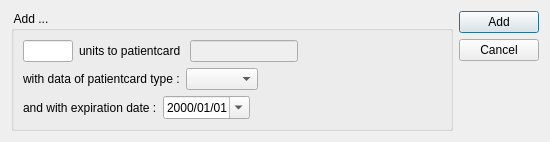
First picture: the form in client/dlgaddunits.ui, repository tbikfalvi/Belenus, before the edit.
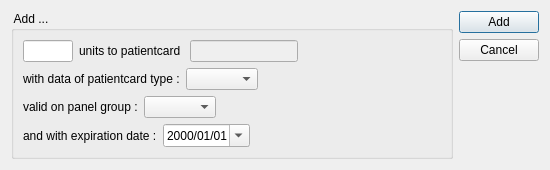
Second picture: the form after the edit.

Commit message: Kep megjelenites ok; egyseg feltoltes ok

```diff
--- a/client/dlgaddunits.ui
+++ b/client/dlgaddunits.ui
@@ -7,7 +7,7 @@
     <x>0</x>
     <y>0</y>
     <width>550</width>
-    <height>135</height>
+    <height>163</height>
    </rect>
   </property>
   <property name="windowTitle">
@@ -101,6 +101,33 @@
         </item>
        </layout>
       </item>
+      <item>
+       <layout class="QHBoxLayout" name="horizontalLayout_5">
+        <item>
+         <widget class="QLabel" name="lblPanelGroups">
+          <property name="text">
+           <string>valid on panel group :</string>
+          </property>
+         </widget>
+        </item>
+        <item>
+         <widget class="QComboBox" name="cmbPanelGroup"/>
+        </item>
+        <item>
+         <spacer name="horizontalSpacer_4">
+          <property name="orientation">
+           <enum>Qt::Horizontal</enum>
+          </property>
+          <property name="sizeHint" stdset="0">
+           <size>
+            <width>40</width>
+            <height>20</height>
+           </size>
+          </property>
+         </spacer>
+        </item>
+       </layout>
+      </item>
       <item>
        <layout class="QHBoxLayout" name="horizontalLayout_3">
         <item>
```
The commit also changes 2 other files.
